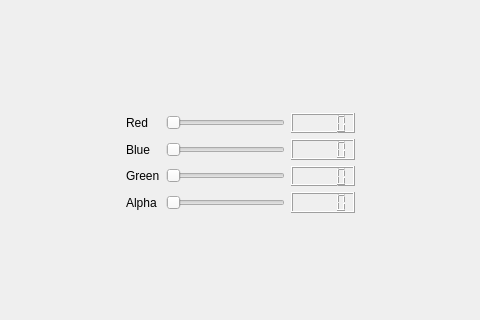
BrenoXFD/escultor3d, file escultor3d_interface/Sculptor/mainwindow.ui: the form before one commit; both pictures show x 275 to 755 and y 100 to 420 of the 1073 by 671 pixel window.
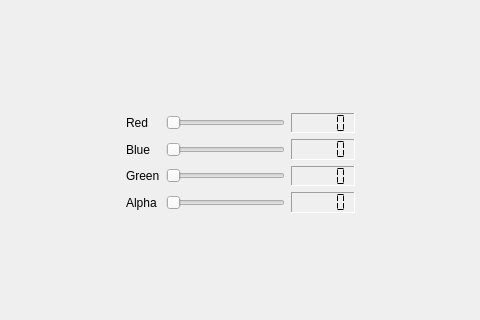
The form after the commit. Icons and pictures are not drawn.

Diff of the .ui file:
```diff
--- a/escultor3d_interface/Sculptor/mainwindow.ui
+++ b/escultor3d_interface/Sculptor/mainwindow.ui
@@ -18,7 +18,7 @@
     <normaloff>:/icons/icons/logo.png</normaloff>:/icons/icons/logo.png</iconset>
   </property>
   <widget class="QWidget" name="centralWidget">
-   <widget class="QWidget" name="">
+   <widget class="QWidget" name="layoutWidget">
     <property name="geometry">
      <rect>
       <x>390</x>
@@ -29,10 +29,30 @@
     </property>
     <layout class="QGridLayout" name="gridLayout">
      <item row="1" column="2">
-      <widget class="QLCDNumber" name="lcdNumber"/>
+      <widget class="QLCDNumber" name="lcdNumber">
+       <property name="frameShape">
+        <enum>QFrame::Panel</enum>
+       </property>
+       <property name="frameShadow">
+        <enum>QFrame::Sunken</enum>
+       </property>
+       <property name="segmentStyle">
+        <enum>QLCDNumber::Flat</enum>
+       </property>
+      </widget>
      </item>
      <item row="3" column="2">
-      <widget class="QLCDNumber" name="lcdNumber_3"/>
+      <widget class="QLCDNumber" name="lcdNumber_3">
+       <property name="frameShape">
+        <enum>QFrame::Panel</enum>
+       </property>
+       <property name="frameShadow">
+        <enum>QFrame::Sunken</enum>
+       </property>
+       <property name="segmentStyle">
+        <enum>QLCDNumber::Flat</enum>
+       </property>
+      </widget>
      </item>
      <item row="1" column="1">
       <widget class="QSlider" name="horizontalSliderRed">
@@ -55,7 +75,17 @@
       </widget>
      </item>
      <item row="2" column="2">
-      <widget class="QLCDNumber" name="lcdNumber_2"/>
+      <widget class="QLCDNumber" name="lcdNumber_2">
+       <property name="frameShape">
+        <enum>QFrame::Panel</enum>
+       </property>
+       <property name="frameShadow">
+        <enum>QFrame::Sunken</enum>
+       </property>
+       <property name="segmentStyle">
+        <enum>QLCDNumber::Flat</enum>
+       </property>
+      </widget>
      </item>
      <item row="3" column="1">
       <widget class="QSlider" name="horizontalSliderGreen">
@@ -99,7 +129,17 @@
       </widget>
      </item>
      <item row="4" column="2">
-      <widget class="QLCDNumber" name="lcdNumber_4"/>
+      <widget class="QLCDNumber" name="lcdNumber_4">
+       <property name="frameShape">
+        <enum>QFrame::Panel</enum>
+       </property>
+       <property name="frameShadow">
+        <enum>QFrame::Sunken</enum>
+       </property>
+       <property name="segmentStyle">
+        <enum>QLCDNumber::Flat</enum>
+       </property>
+      </widget>
      </item>
      <item row="1" column="0">
       <widget class="QLabel" name="labelRed">
```
Left out of the diff: 26 changed lines with no effect on the pictures.
